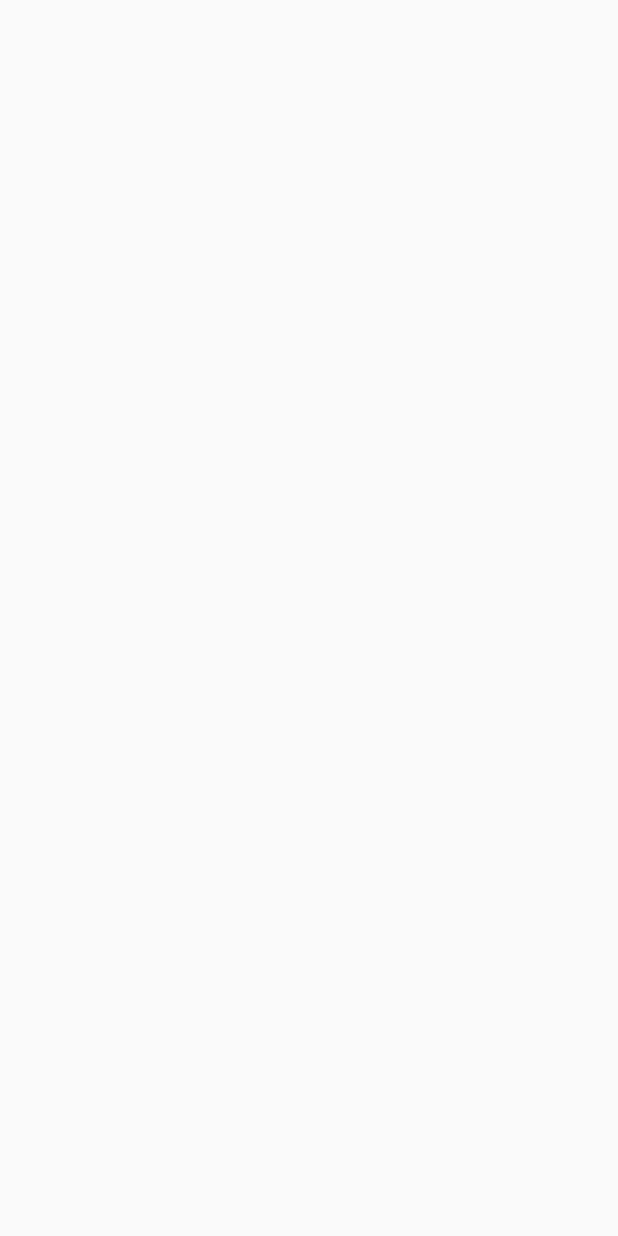
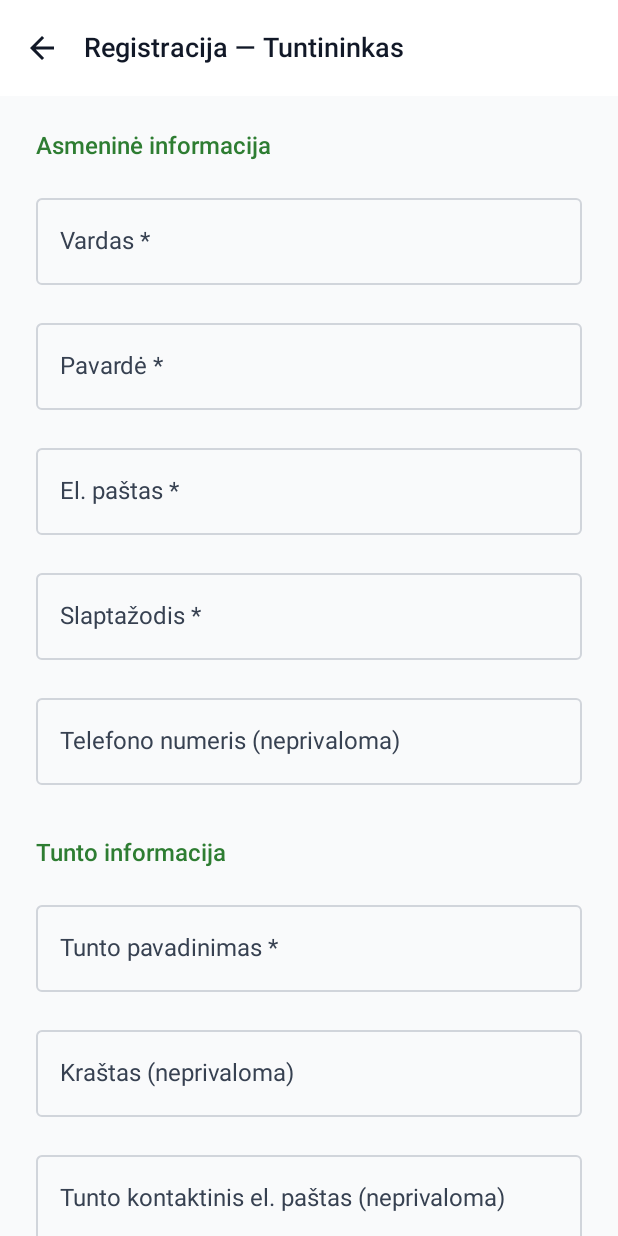
Before and after one commit to TotallyMew/skautaifrontend, an Android app built with Jetpack Compose: the RegisterScreen screen opened through its navigation route, on a phone screen of 412 x 824 dp. Before the commit the screen is empty. Run offline under Robolectric (Android 15) with nearby library versions, the light colour scheme and no system bars; our stand-ins replace Dagger/Hilt's generated code.

Commit message:
Registration added

```diff
--- a/app/build.gradle.kts
+++ b/app/build.gradle.kts
@@ -63,7 +63,7 @@ dependencies {
     implementation(libs.navigation.compose)
     implementation(libs.lifecycle.viewmodel.compose)
     implementation(libs.datastore.preferences)
-
+    implementation("androidx.compose.material:material-icons-extended")
     // Hilt
     implementation(libs.hilt.android)
     ksp(libs.hilt.compiler)
--- a/app/src/main/AndroidManifest.xml
+++ b/app/src/main/AndroidManifest.xml
@@ -3,6 +3,8 @@
     xmlns:tools="http://schemas.android.com/tools">
 
     <application
+        android:networkSecurityConfig="@xml/network_security_config"
+        android:usesCleartextTraffic="true"
         android:allowBackup="true"
         android:name=".SkautuInventoriusApp"
         android:dataExtractionRules="@xml/data_extraction_rules"
--- /dev/null
+++ b/app/src/main/java/lt/skautai/android/ui/auth/RegisterScreen.kt
@@ -0,0 +1,199 @@
+package lt.skautai.android.ui.auth
+
+import androidx.compose.foundation.layout.Arrangement
+import androidx.compose.foundation.layout.Column
+import androidx.compose.foundation.layout.Spacer
+import androidx.compose.foundation.layout.fillMaxSize
+import androidx.compose.foundation.layout.fillMaxWidth
+import androidx.compose.foundation.layout.height
+import androidx.compose.foundation.layout.imePadding
+import androidx.compose.foundation.layout.padding
+import androidx.compose.foundation.rememberScrollState
+import androidx.compose.foundation.text.KeyboardOptions
+import androidx.compose.foundation.verticalScroll
+import androidx.compose.material.icons.Icons
+import androidx.compose.material.icons.automirrored.filled.ArrowBack
+import androidx.compose.material3.Button
+import androidx.compose.material3.CircularProgressIndicator
+import androidx.compose.material3.ExperimentalMaterial3Api
+import androidx.compose.material3.Icon
+import androidx.compose.material3.IconButton
+import androidx.compose.material3.MaterialTheme
+import androidx.compose.material3.OutlinedTextField
+import androidx.compose.material3.Scaffold
+import androidx.compose.material3.SnackbarHost
+import androidx.compose.material3.SnackbarHostState
+import androidx.compose.material3.Text
+import androidx.compose.material3.TopAppBar
+import androidx.compose.runtime.Composable
+import androidx.compose.runtime.LaunchedEffect
+import androidx.compose.runtime.collectAsState
+import androidx.compose.runtime.getValue
+import androidx.compose.runtime.remember
+import androidx.compose.ui.Modifier
+import androidx.compose.ui.text.input.KeyboardType
+import androidx.compose.ui.text.input.PasswordVisualTransformation
+import androidx.compose.ui.unit.dp
+import androidx.hilt.navigation.compose.hiltViewModel
+import androidx.navigation.NavController
+import lt.skautai.android.util.NavRoutes
+
+@OptIn(ExperimentalMaterial3Api::class)
+@Composable
+fun RegisterScreen(
+    navController: NavController,
+    viewModel: RegisterViewModel = hiltViewModel()
+) {
+    val uiState by viewModel.uiState.collectAsState()
+    val snackbarHostState = remember { SnackbarHostState() }
+
+    LaunchedEffect(uiState.isSuccess) {
+        if (uiState.isSuccess) {
+            navController.navigate(NavRoutes.InventoryList.route) {
+                popUpTo(NavRoutes.Login.route) { inclusive = true }
+            }
+        }
+    }
+
+    LaunchedEffect(uiState.error) {
+        uiState.error?.let {
+            snackbarHostState.showSnackbar(it)
+            viewModel.clearError()
+        }
+    }
+
+    Scaffold(
+        topBar = {
+            TopAppBar(
+                title = { Text("Registracija — Tuntininkas") },
+                navigationIcon = {
+                    IconButton(onClick = { navController.popBackStack() }) {
+                        Icon(Icons.AutoMirrored.Filled.ArrowBack, contentDescription = "Atgal")
+                    }
+                }
+            )
+        },
+        snackbarHost = { SnackbarHost(snackbarHostState) }
+    ) { padding ->
+        Column(
+            modifier = Modifier
+                .fillMaxSize()
+                .padding(padding)
+                .padding(horizontal = 24.dp)
+                .imePadding()
+                .verticalScroll(rememberScrollState()),
+            verticalArrangement = Arrangement.spacedBy(16.dp)
+        ) {
+            Spacer(modifier = Modifier.height(8.dp))
+
+            Text(
+                text = "Asmeninė informacija",
+                style = MaterialTheme.typography.titleMedium,
+                color = MaterialTheme.colorScheme.primary
+            )
+
+            OutlinedTextField(
+                value = uiState.name,
+                onValueChange = viewModel::onNameChange,
+                label = { Text("Vardas *") },
+                singleLine = true,
+                modifier = Modifier.fillMaxWidth()
+            )
+
+            OutlinedTextField(
+                value = uiState.surname,
+                onValueChange = viewModel::onSurnameChange,
+                label = { Text("Pavardė *") },
+                singleLine = true,
+                modifier = Modifier.fillMaxWidth()
+            )
+
+            OutlinedTextField(
+                value = uiState.email,
+                onValueChange = viewModel::onEmailChange,
+                label = { Text("El. paštas *") },
+                keyboardOptions = KeyboardOptions(keyboardType = KeyboardType.Email),
+                singleLine = true,
+                modifier = Modifier.fillMaxWidth()
+            )
+
+            OutlinedTextField(
+                value = uiState.password,
+                onValueChange = viewModel::onPasswordChange,
+                label = { Text("Slaptažodis *") },
+                visualTransformation = PasswordVisualTransformation(),
+                keyboardOptions = KeyboardOptions(keyboardType = KeyboardType.Password),
+                singleLine = true,
+                modifier = Modifier.fillMaxWidth()
+            )
+
+            OutlinedTextField(
+                value = uiState.phone,
+                onValueChange = viewModel::onPhoneChange,
+                label = { Text("Telefono numeris (neprivaloma)") },
+                keyboardOptions = KeyboardOptions(keyboardType = KeyboardType.Phone),
+                singleLine = true,
+                modifier = Modifier.fillMaxWidth()
+            )
+
+            Spacer(modifier = Modifier.height(4.dp))
+
+            Text(
+                text = "Tunto informacija",
+                style = MaterialTheme.typography.titleMedium,
+                color = MaterialTheme.colorScheme.primary
+            )
+
+            OutlinedTextField(
+                value = uiState.tuntasName,
+                onValueChange = viewModel::onTuntasNameChange,
+                label = { Text("Tunto pavadinimas *") },
+                singleLine = true,
+                modifier = Modifier.fillMaxWidth()
+            )
+
+            OutlinedTextField(
+                value = uiState.tuntasKrastas,
+                onValueChange = viewModel::onTuntasKrastasChange,
+                label = { Text("Kraštas (neprivaloma)") },
+                singleLine = true,
+                modifier = Modifier.fillMaxWidth()
+            )
+
+            OutlinedTextField(
+                value = uiState.tuntasContactEmail,
+                onValueChange = viewModel::onTuntasContactEmailChange,
+                label = { Text("Tunto kontaktinis el. paštas (neprivaloma)") },
+                keyboardOptions = KeyboardOptions(keyboardType = KeyboardType.Email),
+                singleLine = true,
+                modifier = Modifier.fillMaxWidth()
+            )
+
+            Spacer(modifier = Modifier.height(4.dp))
+
+            Text(
+                text = "* Privalomi laukai",
+                style = MaterialTheme.typography.bodySmall,
+                color = MaterialTheme.colorScheme.onSurfaceVariant
+            )
+
+            Button(
+                onClick = viewModel::register,
+                enabled = !uiState.isLoading,
+                modifier = Modifier.fillMaxWidth()
+            ) {
+                if (uiState.isLoading) {
+                    CircularProgressIndicator(
+                        color = MaterialTheme.colorScheme.onPrimary,
+                        strokeWidth = 2.dp,
+                        modifier = Modifier.height(20.dp)
+                    )
+                } else {
+                    Text("Registruotis")
+                }
+            }
+
+            Spacer(modifier = Modifier.height(16.dp))
+        }
+    }
+}
--- /dev/null
+++ b/app/src/main/java/lt/skautai/android/ui/auth/RegisterViewModel.kt
@@ -0,0 +1,83 @@
+package lt.skautai.android.ui.auth
+
+import androidx.lifecycle.ViewModel
+import androidx.lifecycle.viewModelScope
+import dagger.hilt.android.lifecycle.HiltViewModel
+import kotlinx.coroutines.flow.MutableStateFlow
+import kotlinx.coroutines.flow.StateFlow
+import kotlinx.coroutines.flow.asStateFlow
+import kotlinx.coroutines.launch
+import lt.skautai.android.data.repository.AuthRepository
+import javax.inject.Inject
+
+data class RegisterUiState(
+    val name: String = "",
+    val surname: String = "",
+    val email: String = "",
+    val password: String = "",
+    val phone: String = "",
+    val tuntasName: String = "",
+    val tuntasKrastas: String = "",
+    val tuntasContactEmail: String = "",
+    val isLoading: Boolean = false,
+    val error: String? = null,
+    val isSuccess: Boolean = false
+)
+
+@HiltViewModel
+class RegisterViewModel @Inject constructor(
+    private val authRepository: AuthRepository
+) : ViewModel() {
+
+    private val _uiState = MutableStateFlow(RegisterUiState())
+    val uiState: StateFlow<RegisterUiState> = _uiState.asStateFlow()
+
+    fun onNameChange(value: String) { _uiState.value = _uiState.value.copy(name = value, error = null) }
+    fun onSurnameChange(value: String) { _uiState.value = _uiState.value.copy(surname = value, error = null) }
+    fun onEmailChange(value: String) { _uiState.value = _uiState.value.copy(email = value, error = null) }
+    fun onPasswordChange(value: String) { _uiState.value = _uiState.value.copy(password = value, error = null) }
+    fun onPhoneChange(value: String) { _uiState.value = _uiState.value.copy(phone = value) }
+    fun onTuntasNameChange(value: String) { _uiState.value = _uiState.value.copy(tuntasName = value, error = null) }
+    fun onTuntasKrastasChange(value: String) { _uiState.value = _uiState.value.copy(tuntasKrastas = value) }
+    fun onTuntasContactEmailChange(value: String) { _uiState.value = _uiState.value.copy(tuntasContactEmail = value) }
+
+    fun register() {
+        val state = _uiState.value
+
+        if (state.name.isBlank() || state.surname.isBlank() ||
+            state.email.isBlank() || state.password.isBlank() ||
+            state.tuntasName.isBlank()
+        ) {
+            _uiState.value = state.copy(error = "Užpildykite privalomus laukus")
+            return
+        }
+
+        if (state.password.length < 6) {
+            _uiState.value = state.copy(error = "Slaptažodis per trumpas (min. 6 simboliai)")
+            return
+        }
+
+        viewModelScope.launch {
+            _uiState.value = state.copy(isLoading = true, error = null)
+            authRepository.registerTuntininkas(
+                name = state.name,
+                surname = state.surname,
+                email = state.email,
+                password = state.password,
+                phone = state.phone.ifBlank { null },
+                tuntasName = state.tuntasName,
+                tuntasKrastas = state.tuntasKrastas.ifBlank { null },
+                tuntasContactEmail = state.tuntasContactEmail.ifBlank { null }
+            ).onSuccess {
+                _uiState.value = _uiState.value.copy(isLoading = false, isSuccess = true)
+            }.onFailure { e ->
+                _uiState.value = _uiState.value.copy(
+                    isLoading = false,
+                    error = e.message ?: "Registracija nepavyko"
+                )
+            }
+        }
+    }
+
+    fun clearError() { _uiState.value = _uiState.value.copy(error = null) }
+}
--- a/app/src/main/java/lt/skautai/android/ui/common/AppNavGraph.kt
+++ b/app/src/main/java/lt/skautai/android/ui/common/AppNavGraph.kt
@@ -7,6 +7,8 @@ import androidx.navigation.compose.NavHost
 import androidx.navigation.compose.composable
 import androidx.navigation.navArgument
 import lt.skautai.android.ui.auth.LoginScreen
+import lt.skautai.android.ui.auth.RegisterInviteScreen
+import lt.skautai.android.ui.auth.RegisterScreen
 import lt.skautai.android.util.NavRoutes
 
 @Composable
@@ -23,7 +25,11 @@ fun AppNavGraph(
             LoginScreen(navController)
         }
         composable(NavRoutes.Register.route) {
-            // RegisterScreen(navController)
+            RegisterScreen(navController)
+        }
+
+        composable(NavRoutes.RegisterInvite.route) {
+            RegisterInviteScreen(navController)
         }
 
         // Inventory
--- a/app/src/main/java/lt/skautai/android/util/NavRoutes.kt
+++ b/app/src/main/java/lt/skautai/android/util/NavRoutes.kt
@@ -5,6 +5,8 @@ sealed class NavRoutes(val route: String) {
     // Auth
     object Login : NavRoutes("login")
     object Register : NavRoutes("register")
+
+    object RegisterInvite : NavRoutes("register_invite")
 
     // Inventory
     object InventoryList : NavRoutes("inventory_list")
@@ -48,5 +50,5 @@ sealed class NavRoutes(val route: String) {
         fun createRoute(eventId: Int? = null) =
             if (eventId != null) "event_add_edit?eventId=$eventId" else "event_add_edit"
     }
-    object RegisterInvite : NavRoutes("register_invite")
+
 }
--- a/gradle/libs.versions.toml
+++ b/gradle/libs.versions.toml
@@ -18,6 +18,7 @@ datastorePreferences = "1.2.1"
 
 [libraries]
 androidx-core-ktx = { group = "androidx.core", name = "core-ktx", version.ref = "coreKtx" }
+androidx-material-icons-extended = { module = "androidx.compose.material:material-icons-extended" }
 junit = { group = "junit", name = "junit", version.ref = "junit" }
 androidx-junit = { group = "androidx.test.ext", name = "junit", version.ref = "junitVersion" }
 androidx-espresso-core = { group = "androidx.test.espresso", name = "espresso-core", version.ref = "espressoCore" }
@@ -45,6 +46,8 @@ lifecycle-viewmodel-compose = { group = "androidx.lifecycle", name = "lifecycle-
 datastore-preferences = { group = "androidx.datastore", name = "datastore-preferences", version.ref = "datastorePreferences" }
 kotlin-metadata-jvm = { group = "org.jetbrains.kotlin", name = "kotlin-metadata-jvm", version.ref = "kotlin" }
 
+
+
 [plugins]
 android-application = { id = "com.android.application", version.ref = "agp" }
 kotlin-android = { id = "org.jetbrains.kotlin.android", version.ref = "kotlin" }
```
Also changed, not shown: app/src/main/java/lt/skautai/android/ui/auth/RegisterInviteScreen.kt (added, +166 -0 lines), app/src/main/java/lt/skautai/android/ui/auth/RegisterInviteViewModel.kt (added, +77 -0 lines), app/src/main/res/xml/network_security_config.xml (added, +7 -0 lines).
